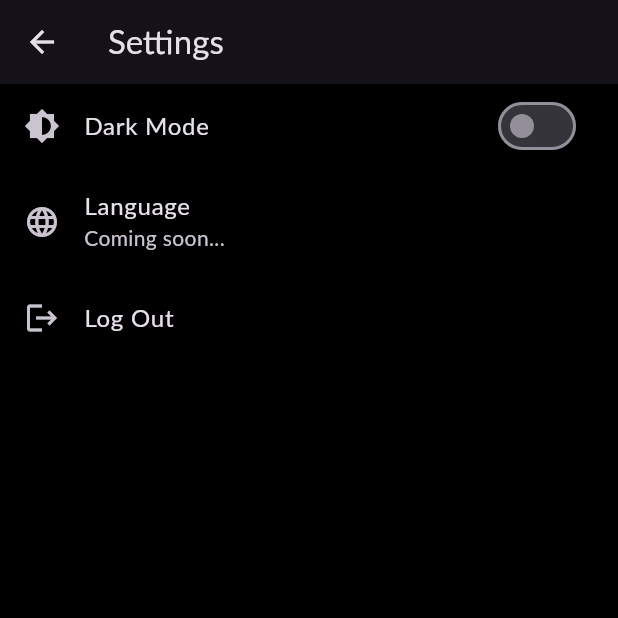
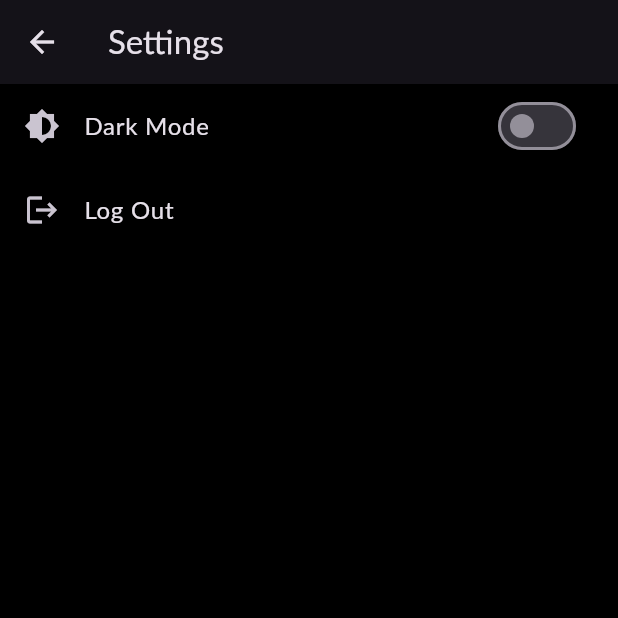
Before and after one commit to M-AmirBagheri/Music-Player, a Flutter app: the SettingsPage screen opened directly, on a phone screen of 412 x 824 dp, the top half of it. Run offline on Flutter 3.47's test engine with Material 3 defaults, Android fonts, the phone set to English and light mode, and no system bars; our stand-ins replace image_picker, just_audio, on_audio_query, shared_preferences; accounts and stored records are empty; Roboto replaces fonts that are missing (Lato).

```diff
--- a/lib/pages/profile/settings_page.dart
+++ b/lib/pages/profile/settings_page.dart
@@ -58,16 +58,6 @@ class _SettingsPageState extends State<SettingsPage> {
             secondary: const Icon(Icons.brightness_6),
           ),
           ListTile(
-            leading: const Icon(Icons.language),
-            title: const Text('Language'),
-            subtitle: const Text('Coming soon...'),
-            onTap: () {
-              ScaffoldMessenger.of(context).showSnackBar(
-                const SnackBar(content: Text('Language feature not implemented')),
-              );
-            },
-          ),
-          ListTile(
             leading: const Icon(Icons.logout),
             title: const Text('Log Out'),
             onTap: _logout,
```
Also changed, not shown: pubspec.yaml (+6 -1 lines), icon/app_icon.jpg (added), icon/app_icon.png (added), icon/download.jpeg (added), pubspec.lock, 6 other files.
